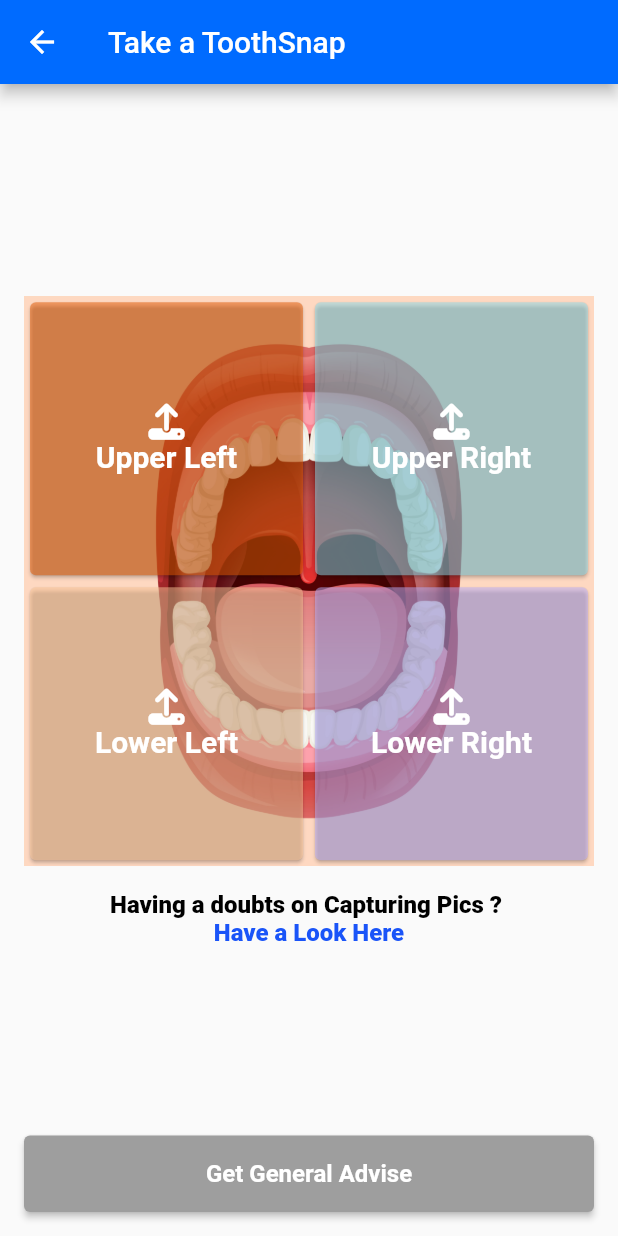
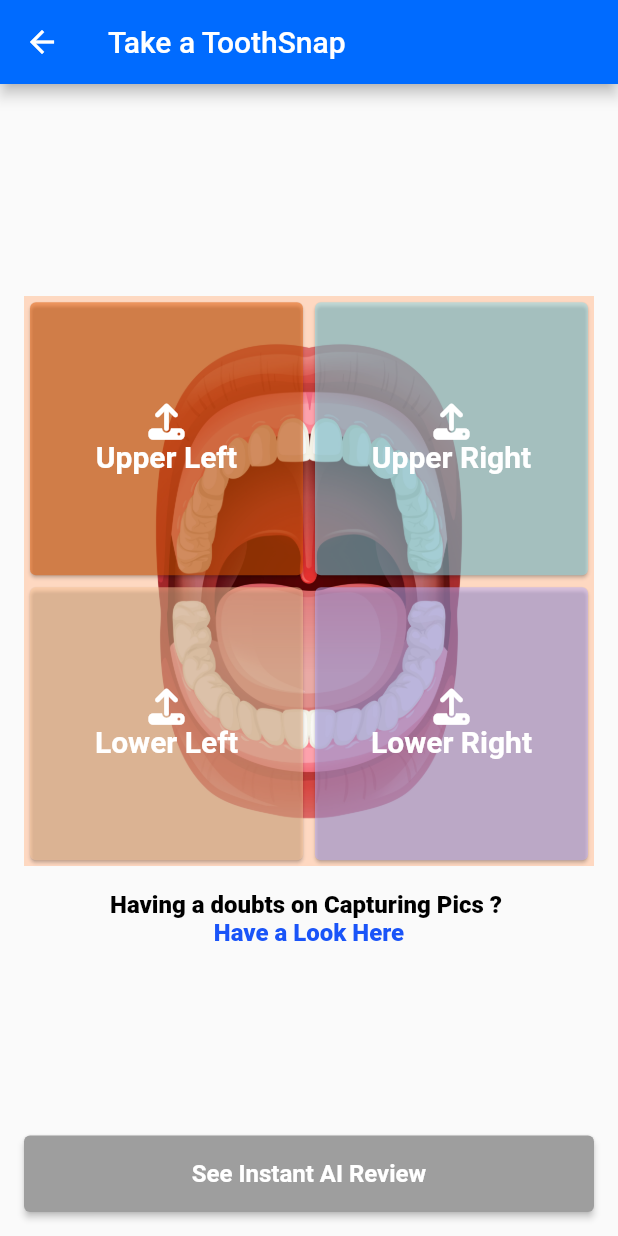
Before and after one commit to mohansmk23/toothpix, a Flutter app: the PicUploadscreen screen opened by its route, on a phone screen of 412 x 824 dp. Run offline on Flutter 3.47's test engine with Material 2 defaults, Android fonts, the phone set to English and light mode, and no system bars; our stand-ins replace confetti, connectivity, dio, flushbar, flutter_icons, flutter_inner_drawer and 8 more; missing offline and left inert: flutter_gifimage; accounts and stored records are empty; project files that could hold a hidden picture were left out.

Commit message:
button text change

```diff
--- a/lib/screens/pic_upload_screen.dart
+++ b/lib/screens/pic_upload_screen.dart
@@ -335,7 +335,7 @@ class _PicUploadscreenState extends State<PicUploadscreen> {
                             _showSnackBar('Please Capture All 4 images');
                           }
                         },
-                        btnText: 'Get General Advise',
+                        btnText: 'See Instant AI Review',
                       ),
                     )
                   ],
```
